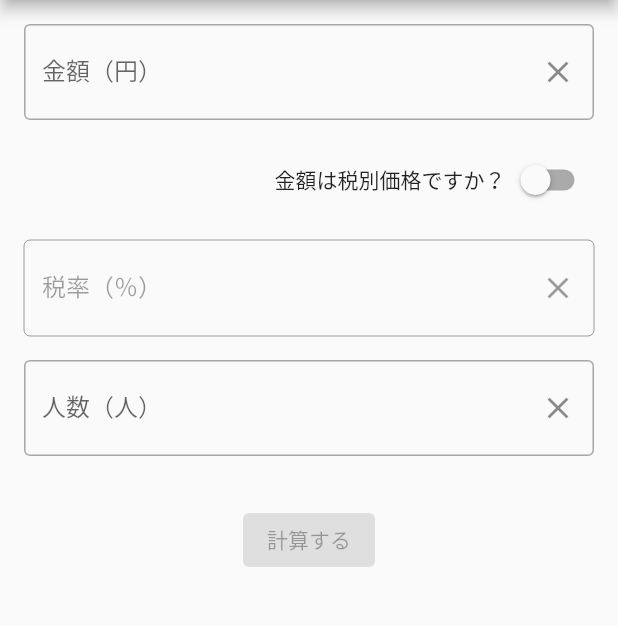
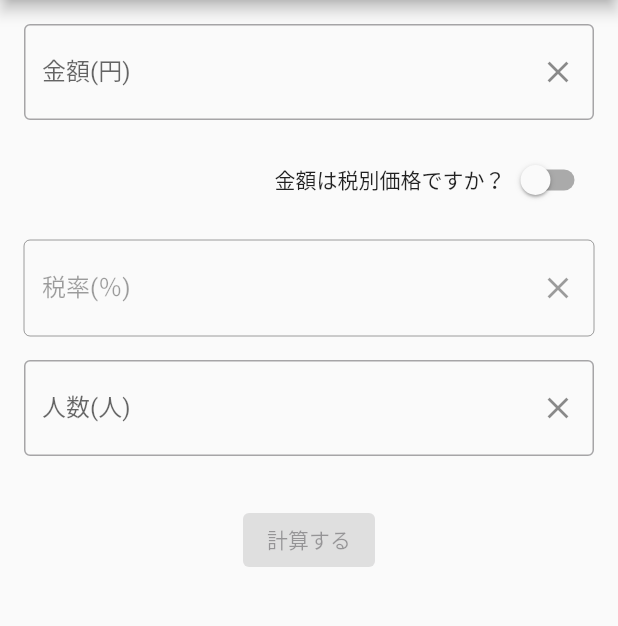
Before and after one commit to momomo0420-lab/warikan_calculator, a Flutter app: the screen it shows after launch, on a phone screen of 412 x 824 dp, the part 84-710 px from its top. Run offline on Flutter 3.47's test engine with Material 2 defaults, Android fonts, the phone set to English and light mode, and no system bars; our stand-ins replace flutter_hooks, flutter_riverpod, freezed_annotation, hooks_riverpod, riverpod_annotation; generated files the repository leaves out were written again.

Commit message:
Fixed internal processing 3.

```diff
--- a/lib/ui/warikan_calculator/warikan_calculator_body.dart
+++ b/lib/ui/warikan_calculator/warikan_calculator_body.dart
@@ -12,19 +12,13 @@ class WarikanCalculatorBody extends HookConsumerWidget {
     final viewModel = ref.read(warikanCalculatorViewModelProvider.notifier);
     final state = ref.watch(warikanCalculatorViewModelProvider);
 
-    final amountController = useTextEditingController(text: '');
-    final taxRateController = useTextEditingController(text: '');
-    final numberController = useTextEditingController(text: '');
-
     return SingleChildScrollView(
       child: Column(
         children: [
           // 金額入力フォーム
           _buildTextFormField(
-            enabled: true,
-            controller: amountController,
-            label: '金額',
-            unit: '円',
+            label: '金額(円)',
+            hint: '金額を入力してください。',
             onChanged: (amount) => viewModel.setAmount(amount),
             onClear: () => viewModel.setAmount(''),
           ),
@@ -47,9 +41,8 @@ class WarikanCalculatorBody extends HookConsumerWidget {
           // 税率入力フォーム
           _buildTextFormField(
             enabled: state.withoutTax,
-            controller: taxRateController,
-            label: '税率',
-            unit: '％',
+            label: '税率(％)',
+            hint: '税率を入力してください。',
             onChanged: (taxRate) => viewModel.setTaxRate(taxRate),
             onClear: () => viewModel.setTaxRate(''),
           ),
@@ -57,10 +50,8 @@ class WarikanCalculatorBody extends HookConsumerWidget {
 
           // 人数入力フォーム
           _buildTextFormField(
-            enabled: true,
-            controller: numberController,
-            label: '人数',
-            unit: '人',
+            label: '人数(人)',
+            hint: '人数を入力してください。',
             onChanged: (number) => viewModel.setNumber(number),
             onClear: () => viewModel.setNumber(''),
           ),
@@ -80,21 +71,25 @@ class WarikanCalculatorBody extends HookConsumerWidget {
   }
 
   TextFormField _buildTextFormField({
-    required bool enabled,
-    required TextEditingController controller,
-    required String label,
-    required String unit,
+    bool? enabled,
+    String? initText,
+    String? label,
+    String? hint,
     Function(String)? onChanged,
     Function()? onClear,
   }) {
+    final controller = useTextEditingController(
+      text: (initText == null) ? '' : initText,
+    );
+
     return TextFormField(
-      enabled: enabled,
+      enabled: (enabled == null) ? true : enabled,
       controller: controller,
       keyboardType: TextInputType.number,
       inputFormatters: [FilteringTextInputFormatter.digitsOnly],
       decoration: InputDecoration(
-        labelText: '$label（$unit）',
-        hintText: '$labelを入力してください。',
+        labelText: label,
+        hintText: hint,
         border: const OutlineInputBorder(),
         suffixIcon: IconButton(
           onPressed: () {
```
